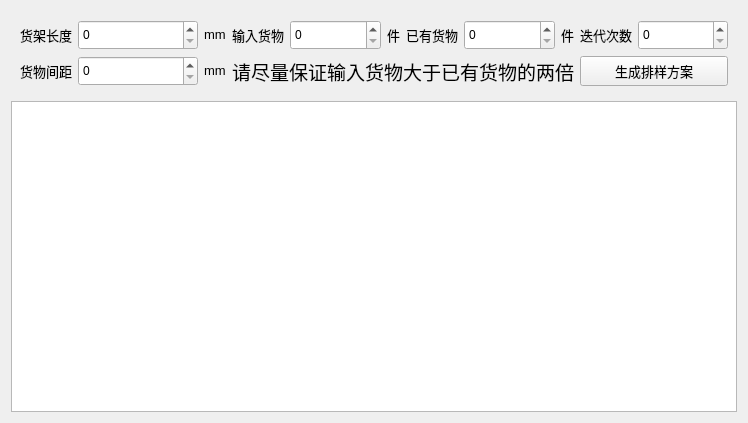
Above: widget.ui from Calendula47/ZhiNengChanXian before the change. Below: the same form after it.
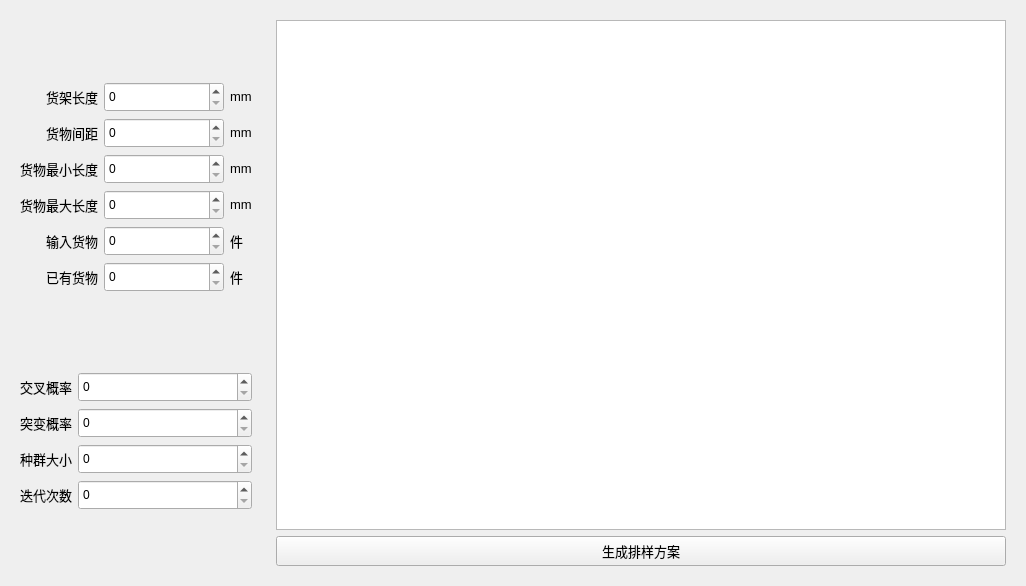
That is the form after the change.

Patch:
```diff
--- a/widget.ui
+++ b/widget.ui
@@ -6,15 +6,28 @@
    <rect>
     <x>0</x>
     <y>0</y>
-    <width>747</width>
-    <height>423</height>
+    <width>1026</width>
+    <height>586</height>
    </rect>
   </property>
   <property name="windowTitle">
    <string>Widget</string>
   </property>
-  <layout class="QVBoxLayout" name="verticalLayout">
-   <item>
+  <layout class="QGridLayout" name="gridLayout_2">
+   <item row="4" column="0">
+    <spacer name="verticalSpacer_2">
+     <property name="orientation">
+      <enum>Qt::Vertical</enum>
+     </property>
+     <property name="sizeHint" stdset="0">
+      <size>
+       <width>20</width>
+       <height>40</height>
+      </size>
+     </property>
+    </spacer>
+   </item>
+   <item row="1" column="0">
     <widget class="QWidget" name="widget" native="true">
      <property name="sizePolicy">
       <sizepolicy hsizetype="Preferred" vsizetype="Fixed">
@@ -23,10 +36,10 @@
       </sizepolicy>
      </property>
      <layout class="QGridLayout" name="gridLayout">
-      <item row="0" column="12">
-       <widget class="QLabel" name="label_7">
+      <item row="2" column="0">
+       <widget class="QLabel" name="label_13">
         <property name="sizePolicy">
-         <sizepolicy hsizetype="Fixed" vsizetype="Fixed">
+         <sizepolicy hsizetype="Preferred" vsizetype="Fixed">
           <horstretch>0</horstretch>
           <verstretch>0</verstretch>
          </sizepolicy>
@@ -37,93 +50,14 @@
          </font>
         </property>
         <property name="text">
-         <string>迭代次数</string>
+         <string>货物最小长度</string>
         </property>
-       </widget>
-      </item>
-      <item row="0" column="2">
-       <widget class="QLabel" name="label_2">
-        <property name="sizePolicy">
-         <sizepolicy hsizetype="Fixed" vsizetype="Fixed">
-          <horstretch>0</horstretch>
-          <verstretch>0</verstretch>
-         </sizepolicy>
+        <property name="alignment">
+         <set>Qt::AlignRight|Qt::AlignTrailing|Qt::AlignVCenter</set>
         </property>
-        <property name="font">
-         <font>
-          <pointsize>10</pointsize>
-         </font>
-        </property>
-        <property name="text">
-         <string>mm</string>
-        </property>
        </widget>
       </item>
-      <item row="0" column="8">
-       <widget class="QLabel" name="label_6">
-        <property name="sizePolicy">
-         <sizepolicy hsizetype="Fixed" vsizetype="Fixed">
-          <horstretch>0</horstretch>
-          <verstretch>0</verstretch>
-         </sizepolicy>
-        </property>
-        <property name="font">
-         <font>
-          <pointsize>10</pointsize>
-         </font>
-        </property>
-        <property name="text">
-         <string>件</string>
-        </property>
-       </widget>
-      </item>
-      <item row="0" column="9">
-       <widget class="QLabel" name="label_4">
-        <property name="sizePolicy">
-         <sizepolicy hsizetype="Fixed" vsizetype="Fixed">
-          <horstretch>0</horstretch>
-          <verstretch>0</verstretch>
-         </sizepolicy>
-        </property>
-        <property name="font">
-         <font>
-          <pointsize>10</pointsize>
-         </font>
-        </property>
-        <property name="text">
-         <string>已有货物</string>
-        </property>
-       </widget>
-      </item>
-      <item row="0" column="1">
-       <widget class="QSpinBox" name="huojiachangdu">
-        <property name="minimumSize">
-         <size>
-          <width>120</width>
-          <height>30</height>
-         </size>
-        </property>
-       </widget>
-      </item>
-      <item row="0" column="6">
-       <widget class="QLabel" name="label_5">
-        <property name="sizePolicy">
-         <sizepolicy hsizetype="Fixed" vsizetype="Fixed">
-          <horstretch>0</horstretch>
-          <verstretch>0</verstretch>
-         </sizepolicy>
-        </property>
-        <property name="font">
-         <font>
-          <pointsize>10</pointsize>
-         </font>
-        </property>
-        <property name="text">
-         <string>输入货物</string>
-        </property>
-       </widget>
-      </item>
-      <item row="0" column="7">
+      <item row="6" column="1">
        <widget class="QSpinBox" name="shuruhuowu">
         <property name="minimumSize">
          <size>
@@ -133,17 +67,7 @@
         </property>
        </widget>
       </item>
-      <item row="0" column="13">
-       <widget class="QSpinBox" name="diedaicishu">
-        <property name="minimumSize">
-         <size>
-          <width>90</width>
-          <height>30</height>
-         </size>
-        </property>
-       </widget>
-      </item>
-      <item row="0" column="10">
+      <item row="7" column="1">
        <widget class="QSpinBox" name="yiyouhuowu">
         <property name="minimumSize">
          <size>
@@ -156,7 +80,7 @@
       <item row="0" column="0">
        <widget class="QLabel" name="label">
         <property name="sizePolicy">
-         <sizepolicy hsizetype="Fixed" vsizetype="Fixed">
+         <sizepolicy hsizetype="Preferred" vsizetype="Fixed">
           <horstretch>0</horstretch>
           <verstretch>0</verstretch>
          </sizepolicy>
@@ -169,9 +93,198 @@
         <property name="text">
          <string>货架长度</string>
         </property>
+        <property name="alignment">
+         <set>Qt::AlignRight|Qt::AlignTrailing|Qt::AlignVCenter</set>
+        </property>
        </widget>
       </item>
-      <item row="0" column="11">
+      <item row="0" column="1">
+       <widget class="QSpinBox" name="huojiachangdu">
+        <property name="minimumSize">
+         <size>
+          <width>120</width>
+          <height>30</height>
+         </size>
+        </property>
+       </widget>
+      </item>
+      <item row="2" column="1">
+       <widget class="QSpinBox" name="zuixiaochangdu">
+        <property name="minimumSize">
+         <size>
+          <width>120</width>
+          <height>30</height>
+         </size>
+        </property>
+       </widget>
+      </item>
+      <item row="0" column="2">
+       <widget class="QLabel" name="label_2">
+        <property name="sizePolicy">
+         <sizepolicy hsizetype="Fixed" vsizetype="Fixed">
+          <horstretch>0</horstretch>
+          <verstretch>0</verstretch>
+         </sizepolicy>
+        </property>
+        <property name="font">
+         <font>
+          <pointsize>10</pointsize>
+         </font>
+        </property>
+        <property name="text">
+         <string>mm</string>
+        </property>
+       </widget>
+      </item>
+      <item row="4" column="0">
+       <widget class="QLabel" name="label_16">
+        <property name="sizePolicy">
+         <sizepolicy hsizetype="Preferred" vsizetype="Fixed">
+          <horstretch>0</horstretch>
+          <verstretch>0</verstretch>
+         </sizepolicy>
+        </property>
+        <property name="font">
+         <font>
+          <pointsize>10</pointsize>
+         </font>
+        </property>
+        <property name="text">
+         <string>货物最大长度</string>
+        </property>
+        <property name="alignment">
+         <set>Qt::AlignRight|Qt::AlignTrailing|Qt::AlignVCenter</set>
+        </property>
+       </widget>
+      </item>
+      <item row="6" column="0">
+       <widget class="QLabel" name="label_5">
+        <property name="sizePolicy">
+         <sizepolicy hsizetype="Preferred" vsizetype="Fixed">
+          <horstretch>0</horstretch>
+          <verstretch>0</verstretch>
+         </sizepolicy>
+        </property>
+        <property name="font">
+         <font>
+          <pointsize>10</pointsize>
+         </font>
+        </property>
+        <property name="text">
+         <string>输入货物</string>
+        </property>
+        <property name="alignment">
+         <set>Qt::AlignRight|Qt::AlignTrailing|Qt::AlignVCenter</set>
+        </property>
+       </widget>
+      </item>
+      <item row="7" column="0">
+       <widget class="QLabel" name="label_4">
+        <property name="sizePolicy">
+         <sizepolicy hsizetype="Preferred" vsizetype="Fixed">
+          <horstretch>0</horstretch>
+          <verstretch>0</verstretch>
+         </sizepolicy>
+        </property>
+        <property name="font">
+         <font>
+          <pointsize>10</pointsize>
+         </font>
+        </property>
+        <property name="text">
+         <string>已有货物</string>
+        </property>
+        <property name="alignment">
+         <set>Qt::AlignRight|Qt::AlignTrailing|Qt::AlignVCenter</set>
+        </property>
+       </widget>
+      </item>
+      <item row="1" column="2">
+       <widget class="QLabel" name="label_8">
+        <property name="sizePolicy">
+         <sizepolicy hsizetype="Fixed" vsizetype="Fixed">
+          <horstretch>0</horstretch>
+          <verstretch>0</verstretch>
+         </sizepolicy>
+        </property>
+        <property name="font">
+         <font>
+          <pointsize>10</pointsize>
+         </font>
+        </property>
+        <property name="text">
+         <string>mm</string>
+        </property>
+       </widget>
+      </item>
+      <item row="2" column="2">
+       <widget class="QLabel" name="label_14">
+        <property name="sizePolicy">
+         <sizepolicy hsizetype="Fixed" vsizetype="Fixed">
+          <horstretch>0</horstretch>
+          <verstretch>0</verstretch>
+         </sizepolicy>
+        </property>
+        <property name="font">
+         <font>
+          <pointsize>10</pointsize>
+         </font>
+        </property>
+        <property name="text">
+         <string>mm</string>
+        </property>
+       </widget>
+      </item>
+      <item row="1" column="1">
+       <widget class="QSpinBox" name="huowujianju">
+        <property name="minimumSize">
+         <size>
+          <width>70</width>
+          <height>30</height>
+         </size>
+        </property>
+       </widget>
+      </item>
+      <item row="6" column="2">
+       <widget class="QLabel" name="label_6">
+        <property name="sizePolicy">
+         <sizepolicy hsizetype="Fixed" vsizetype="Fixed">
+          <horstretch>0</horstretch>
+          <verstretch>0</verstretch>
+         </sizepolicy>
+        </property>
+        <property name="font">
+         <font>
+          <pointsize>10</pointsize>
+         </font>
+        </property>
+        <property name="text">
+         <string>件</string>
+        </property>
+       </widget>
+      </item>
+      <item row="1" column="0">
+       <widget class="QLabel" name="label_9">
+        <property name="sizePolicy">
+         <sizepolicy hsizetype="Preferred" vsizetype="Fixed">
+          <horstretch>0</horstretch>
+          <verstretch>0</verstretch>
+         </sizepolicy>
+        </property>
+        <property name="font">
+         <font>
+          <pointsize>10</pointsize>
+         </font>
+        </property>
+        <property name="text">
+         <string>货物间距</string>
+        </property>
+        <property name="alignment">
+         <set>Qt::AlignRight|Qt::AlignTrailing|Qt::AlignVCenter</set>
+        </property>
+       </widget>
+      </item>
+      <item row="7" column="2">
        <widget class="QLabel" name="label_3">
         <property name="sizePolicy">
          <sizepolicy hsizetype="Fixed" vsizetype="Fixed">
@@ -189,23 +302,188 @@
         </property>
        </widget>
       </item>
-      <item row="1" column="6" colspan="6">
+      <item row="4" column="1">
+       <widget class="QSpinBox" name="zuidachangdu">
+        <property name="minimumSize">
+         <size>
+          <width>120</width>
+          <height>30</height>
+         </size>
+        </property>
+       </widget>
+      </item>
+      <item row="4" column="2">
+       <widget class="QLabel" name="label_15">
+        <property name="sizePolicy">
+         <sizepolicy hsizetype="Fixed" vsizetype="Fixed">
+          <horstretch>0</horstretch>
+          <verstretch>0</verstretch>
+         </sizepolicy>
+        </property>
+        <property name="font">
+         <font>
+          <pointsize>10</pointsize>
+         </font>
+        </property>
+        <property name="text">
+         <string>mm</string>
+        </property>
+       </widget>
+      </item>
+     </layout>
+    </widget>
+   </item>
+   <item row="2" column="0">
+    <spacer name="verticalSpacer">
+     <property name="orientation">
+      <enum>Qt::Vertical</enum>
+     </property>
+     <property name="sizeHint" stdset="0">
+      <size>
+       <width>20</width>
+       <height>40</height>
+      </size>
+     </property>
+    </spacer>
+   </item>
+   <item row="3" column="0">
+    <widget class="QWidget" name="widget_3" native="true">
+     <layout class="QGridLayout" name="gridLayout_3">
+      <item row="0" column="0">
+       <widget class="QLabel" name="label_11">
+        <property name="sizePolicy">
+         <sizepolicy hsizetype="Fixed" vsizetype="Fixed">
+          <horstretch>0</horstretch>
+          <verstretch>0</verstretch>
+         </sizepolicy>
+        </property>
+        <property name="font">
+         <font>
+          <pointsize>10</pointsize>
+         </font>
+        </property>
+        <property name="text">
+         <string>交叉概率</string>
+        </property>
+       </widget>
+      </item>
+      <item row="0" column="1">
+       <widget class="QSpinBox" name="jiaochagailv">
+        <property name="minimumSize">
+         <size>
+          <width>120</width>
+          <height>30</height>
+         </size>
+        </property>
+       </widget>
+      </item>
+      <item row="1" column="0">
+       <widget class="QLabel" name="label_12">
+        <property name="sizePolicy">
+         <sizepolicy hsizetype="Fixed" vsizetype="Fixed">
+          <horstretch>0</horstretch>
+          <verstretch>0</verstretch>
+         </sizepolicy>
+        </property>
+        <property name="font">
+         <font>
+          <pointsize>10</pointsize>
+         </font>
+        </property>
+        <property name="text">
+         <string>突变概率</string>
+        </property>
+       </widget>
+      </item>
+      <item row="1" column="1">
+       <widget class="QSpinBox" name="tubiangailv">
+        <property name="minimumSize">
+         <size>
+          <width>70</width>
+          <height>30</height>
+         </size>
+        </property>
+       </widget>
+      </item>
+      <item row="2" column="0">
        <widget class="QLabel" name="label_10">
+        <property name="sizePolicy">
+         <sizepolicy hsizetype="Fixed" vsizetype="Fixed">
+          <horstretch>0</horstretch>
+          <verstretch>0</verstretch>
+         </sizepolicy>
+        </property>
         <property name="font">
          <font>
-          <family>Source Han Serif K Heavy</family>
-          <pointsize>14</pointsize>
+          <pointsize>10</pointsize>
          </font>
         </property>
         <property name="text">
-         <string>请尽量保证输入货物大于已有货物的两倍</string>
+         <string>种群大小</string>
         </property>
-        <property name="alignment">
-         <set>Qt::AlignCenter</set>
+       </widget>
+      </item>
+      <item row="2" column="1">
+       <widget class="QSpinBox" name="zhongqundaxiao">
+        <property name="minimumSize">
+         <size>
+          <width>90</width>
+          <height>30</height>
+         </size>
         </property>
        </widget>
       </item>
-      <item row="1" column="12" colspan="2">
+      <item row="3" column="0">
+       <widget class="QLabel" name="label_7">
+        <property name="sizePolicy">
+         <sizepolicy hsizetype="Fixed" vsizetype="Fixed">
+          <horstretch>0</horstretch>
+          <verstretch>0</verstretch>
+         </sizepolicy>
+        </property>
+        <property name="font">
+         <font>
+          <pointsize>10</pointsize>
+         </font>
+        </property>
+        <property name="text">
+         <string>迭代次数</string>
+        </property>
+       </widget>
+      </item>
+      <item row="3" column="1">
+       <widget class="QSpinBox" name="diedaicishu">
+        <property name="minimumSize">
+         <size>
+          <width>90</width>
+          <height>30</height>
+         </size>
+        </property>
+       </widget>
+      </item>
+     </layout>
+    </widget>
+   </item>
+   <item row="0" column="0">
+    <spacer name="verticalSpacer_3">
+     <property name="orientation">
+      <enum>Qt::Vertical</enum>
+     </property>
+     <property name="sizeHint" stdset="0">
+      <size>
+       <width>20</width>
+       <height>40</height>
+      </size>
+     </property>
+    </spacer>
+   </item>
+   <item row="0" column="1" rowspan="5">
+    <widget class="QWidget" name="widget_2" native="true">
+     <layout class="QVBoxLayout" name="verticalLayout">
+      <item>
+       <widget class="QTextEdit" name="shuchu"/>
+      </item>
+      <item>
        <widget class="QPushButton" name="pushButton">
         <property name="sizePolicy">
          <sizepolicy hsizetype="Minimum" vsizetype="Preferred">
@@ -230,58 +508,9 @@
         </property>
        </widget>
       </item>
-      <item row="1" column="0">
-       <widget class="QLabel" name="label_9">
-        <property name="sizePolicy">
-         <sizepolicy hsizetype="Fixed" vsizetype="Fixed">
-          <horstretch>0</horstretch>
-          <verstretch>0</verstretch>
-         </sizepolicy>
-        </property>
-        <property name="font">
-         <font>
-          <pointsize>10</pointsize>
-         </font>
-        </property>
-        <property name="text">
-         <string>货物间距</string>
-        </property>
-       </widget>
-      </item>
-      <item row="1" column="1">
-       <widget class="QSpinBox" name="huowujianju">
-        <property name="minimumSize">
-         <size>
-          <width>70</width>
-          <height>30</height>
-         </size>
-        </property>
-       </widget>
-      </item>
-      <item row="1" column="2">
-       <widget class="QLabel" name="label_8">
-        <property name="sizePolicy">
-         <sizepolicy hsizetype="Fixed" vsizetype="Fixed">
-          <horstretch>0</horstretch>
-          <verstretch>0</verstretch>
-         </sizepolicy>
-        </property>
-        <property name="font">
-         <font>
-          <pointsize>10</pointsize>
-         </font>
-        </property>
-        <property name="text">
-         <string>mm</string>
-        </property>
-       </widget>
-      </item>
      </layout>
     </widget>
    </item>
-   <item>
-    <widget class="QTextEdit" name="shuchu"/>
-   </item>
   </layout>
  </widget>
  <resources/>
```
